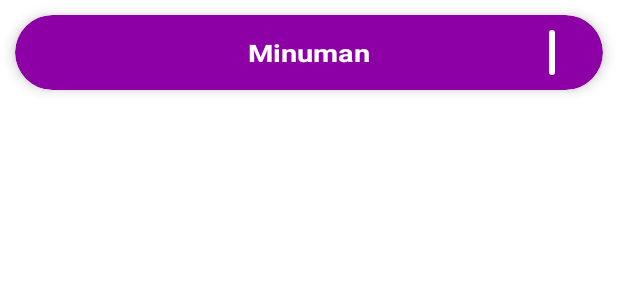
After one commit to farsyadd19/aplikasi-tanaman-hias, an Android app: the layout list_item_bunga.xml on its own in the app's theme, with its tools: preview values and no code run, on a phone screen of 412 x 824 dp. The commit adds this screen. Shown: the top 300 px of the screen. Run offline under Robolectric (Android 15) with nearby library versions, the phone set to English and light mode, and no system bars.

Commit message:
Membuat Page Kategori Tanaman Hias Bunga

```diff
--- a/app/src/main/AndroidManifest.xml
+++ b/app/src/main/AndroidManifest.xml
@@ -16,7 +16,7 @@
         tools:targetApi="TIRAMISU">
         <activity
             android:name="com.kelompok1.aplikasitanamanhias.activities.KategoriBunga"
-            android:exported="false" />
+            android:exported="true" />
         <activity
             android:name="com.kelompok1.aplikasitanamanhias.activities.KategoriActivity"
             android:exported="false" />
--- /dev/null
+++ b/app/src/main/res/layout/list_item_bunga.xml
@@ -0,0 +1,53 @@
+<?xml version="1.0" encoding="utf-8"?>
+<androidx.cardview.widget.CardView xmlns:android="http://schemas.android.com/apk/res/android"
+    xmlns:app="http://schemas.android.com/apk/res-auto"
+    android:id="@+id/cvListBunga"
+    android:layout_width="match_parent"
+    android:layout_height="50dp"
+    android:layout_margin="10dp"
+    app:cardBackgroundColor="@color/colorUy"
+    app:cardCornerRadius="25dp"
+    app:cardElevation="5dp">
+
+    <FrameLayout
+        android:layout_width="match_parent"
+        android:layout_height="match_parent">
+
+        <LinearLayout
+            android:layout_width="match_parent"
+            android:layout_height="match_parent"
+            android:layout_gravity="center"
+            android:gravity="center"
+            android:orientation="horizontal">
+
+            <TextView
+                android:id="@+id/tvNamaBunga"
+                android:layout_width="wrap_content"
+                android:layout_height="wrap_content"
+                android:text="Minuman"
+                android:textColor="@android:color/white"
+                android:textScaleX="1.2"
+                android:textSize="16sp"
+                android:textStyle="bold" />
+
+        </LinearLayout>
+
+        <RelativeLayout
+            android:layout_width="wrap_content"
+            android:layout_height="30dp"
+            android:layout_gravity="end|center"
+            android:layout_marginEnd="20dp"
+            android:rotation="90">
+
+            <View
+                android:layout_width="30dp"
+                android:layout_height="4dp"
+                android:layout_centerHorizontal="true"
+                android:layout_marginTop="12dp"
+                android:background="@drawable/bg_shape" />
+
+        </RelativeLayout>
+
+    </FrameLayout>
+
+</androidx.cardview.widget.CardView>
--- a/app/src/main/res/values/colors.xml
+++ b/app/src/main/res/values/colors.xml
@@ -10,4 +10,5 @@
     <color name="colorPrimary">#64b296</color>
     <color name="colorPrimaryDark">#0c9869</color>
     <color name="colorAccent">#a7eab7</color>
+    <color name="colorUy">#8D00A5</color>
 </resources>
```
Also changed, not shown: app/src/main/assets/tanaman_hiasbunga.json (added, +29 -0 lines), app/src/main/java/com/kelompok1/aplikasitanamanhias/activities/KategoriBunga.java (+114 -0 lines), app/src/main/java/com/kelompok1/aplikasitanamanhias/adapter/BungaAdapter.java (added, +108 -0 lines), app/src/main/res/drawable/bg_wavebunga.xml (added, +28 -0 lines), app/src/main/res/layout/activity_kategori_bunga.xml (+80 -4 lines), app/src/main/res/layout/toolbarbunga.xml (added, +55 -0 lines), app/src/main/res/drawable/logobunga.png (added).
